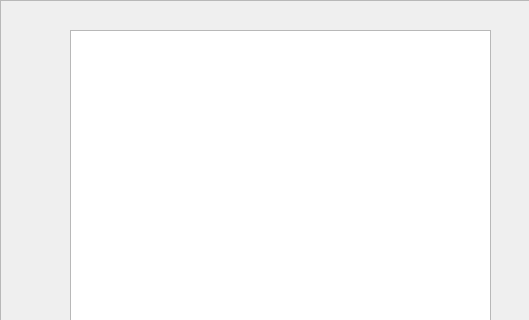
Qt form src/Chat.ui (jcpalacioc/Chatbot) before a commit; both pictures show x 0 to 529 and y 0 to 320 of the 529 by 558 pixel window.
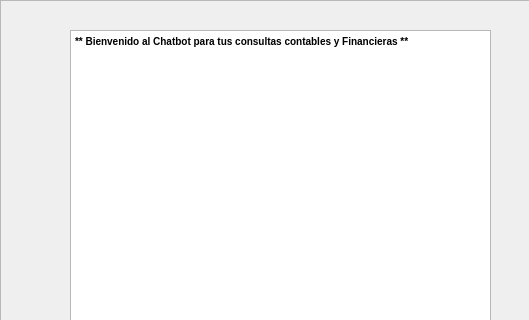
The same form after that commit.

What changed in the file:
```diff
--- a/src/Chat.ui
+++ b/src/Chat.ui
@@ -107,8 +107,7 @@
 &lt;html&gt;&lt;head&gt;&lt;meta name=&quot;qrichtext&quot; content=&quot;1&quot; /&gt;&lt;style type=&quot;text/css&quot;&gt;
 p, li { white-space: pre-wrap; }
 &lt;/style&gt;&lt;/head&gt;&lt;body style=&quot; font-family:'MS Shell Dlg 2'; font-size:7.8pt; font-weight:400; font-style:normal;&quot;&gt;
-&lt;p style=&quot;-qt-paragraph-type:empty; margin-top:0px; margin-bottom:0px; margin-left:0px; margin-right:0px; -qt-block-indent:0; text-indent:0px;&quot;&gt;&lt;br /&gt;&lt;/p&gt;
-&lt;p style=&quot;-qt-paragraph-type:empty; margin-top:0px; margin-bottom:0px; margin-left:0px; margin-right:0px; -qt-block-indent:0; text-indent:0px;&quot;&gt;&lt;br /&gt;&lt;/p&gt;&lt;/body&gt;&lt;/html&gt;</string>
+&lt;p style=&quot; margin-top:0px; margin-bottom:0px; margin-left:0px; margin-right:0px; -qt-block-indent:0; text-indent:0px;&quot;&gt;&lt;span style=&quot; font-weight:600;&quot;&gt;** Bienvenido al Chatbot para tus consultas contables y Financieras **&lt;/span&gt;&lt;/p&gt;&lt;/body&gt;&lt;/html&gt;</string>
     </property>
    </widget>
   </widget>
```
